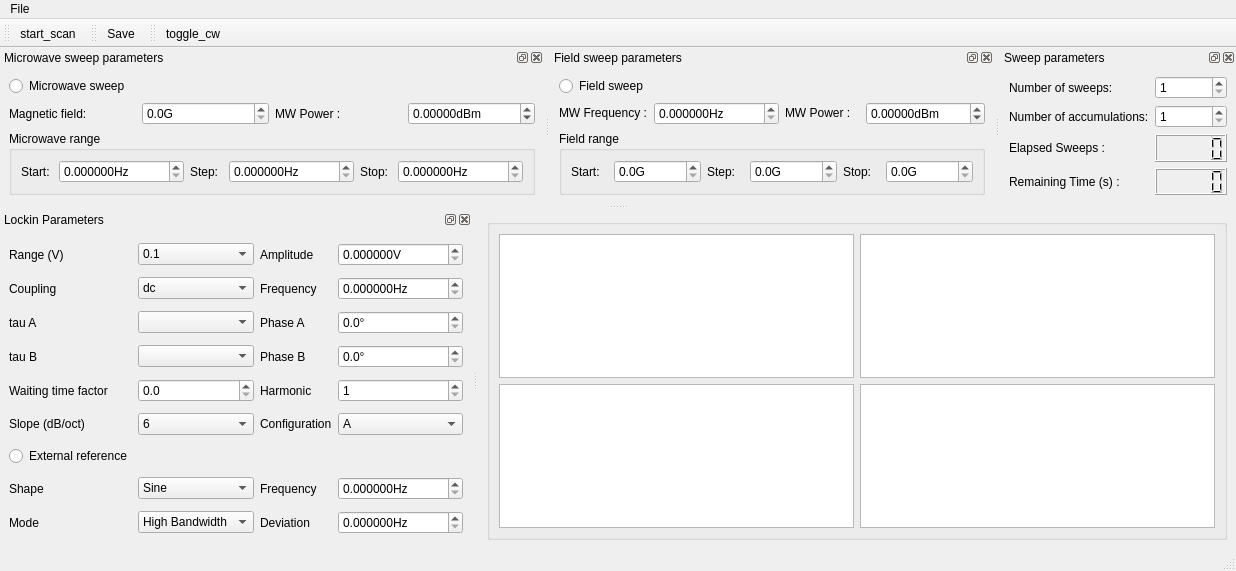
Before: the Qt Designer form gui/EPRoC/ui_mw_and_field.ui in gianlucamarcozzi/EPRoC_Qudi, drawn with Qt 5.
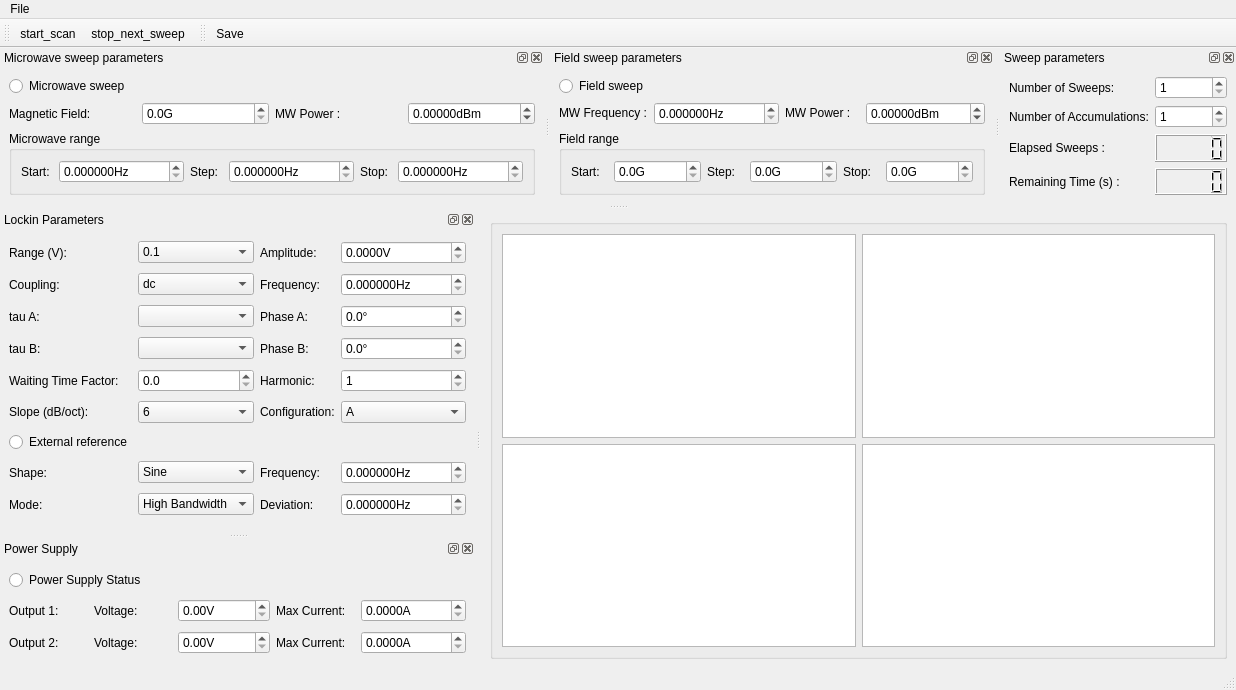
After: the same form once the commit is applied. Icons and pictures are not drawn. Custom widgets are drawn as their Qt base class.

Commit message: one power supply and stop at next sweep

What changed in the file:
```diff
--- a/gui/EPRoC/ui_mw_and_field.ui
+++ b/gui/EPRoC/ui_mw_and_field.ui
@@ -7,7 +7,7 @@
     <x>0</x>
     <y>0</y>
     <width>1236</width>
-    <height>571</height>
+    <height>690</height>
    </rect>
   </property>
   <property name="windowTitle">
@@ -96,6 +96,7 @@
     <bool>false</bool>
    </attribute>
    <addaction name="action_run_stop"/>
+   <addaction name="action_stop_next_sweep"/>
   </widget>
   <widget class="QToolBar" name="save_ToolBar">
    <property name="windowTitle">
@@ -109,18 +110,6 @@
    </attribute>
    <addaction name="action_Save"/>
   </widget>
-  <widget class="QToolBar" name="cw_ToolBar">
-   <property name="windowTitle">
-    <string>toolBar_3</string>
-   </property>
-   <attribute name="toolBarArea">
-    <enum>TopToolBarArea</enum>
-   </attribute>
-   <attribute name="toolBarBreak">
-    <bool>false</bool>
-   </attribute>
-   <addaction name="action_toggle_cw"/>
-  </widget>
   <widget class="QDockWidget" name="lia_parameters_DockWidget">
    <property name="maximumSize">
     <size>
@@ -139,14 +128,14 @@
      <item row="4" column="0">
       <widget class="QLabel" name="label_22">
        <property name="text">
-        <string>tau B</string>
+        <string>tau B:</string>
        </property>
       </widget>
      </item>
      <item row="3" column="2">
       <widget class="QLabel" name="label_10">
        <property name="text">
-        <string>Phase A</string>
+        <string>Phase A:</string>
        </property>
       </widget>
      </item>
@@ -175,7 +164,7 @@
      <item row="4" column="2">
       <widget class="QLabel" name="label_18">
        <property name="text">
-        <string>Phase B</string>
+        <string>Phase B:</string>
        </property>
       </widget>
      </item>
@@ -213,7 +202,7 @@
         <string>V</string>
        </property>
        <property name="decimals">
-        <number>6</number>
+        <number>4</number>
        </property>
        <property name="maximum">
         <double>1000000000.000000000000000</double>
@@ -259,21 +248,21 @@
      <item row="0" column="0">
       <widget class="QLabel" name="label_19">
        <property name="text">
-        <string>Range (V)</string>
+        <string>Range (V):</string>
        </property>
       </widget>
      </item>
      <item row="3" column="0">
       <widget class="QLabel" name="label_21">
        <property name="text">
-        <string>tau A</string>
+        <string>tau A:</string>
        </property>
       </widget>
      </item>
      <item row="0" column="2">
       <widget class="QLabel" name="label_17">
        <property name="text">
-        <string>Amplitude</string>
+        <string>Amplitude:</string>
        </property>
       </widget>
      </item>
@@ -302,7 +291,7 @@
      <item row="5" column="0">
       <widget class="QLabel" name="label_12">
        <property name="text">
-        <string>Waiting time factor</string>
+        <string>Waiting Time Factor:</string>
        </property>
       </widget>
      </item>
@@ -331,21 +320,21 @@
      <item row="1" column="0">
       <widget class="QLabel" name="label_9">
        <property name="text">
-        <string>Coupling</string>
+        <string>Coupling:</string>
        </property>
       </widget>
      </item>
      <item row="1" column="2">
       <widget class="QLabel" name="label_7">
        <property name="text">
-        <string>Frequency</string>
+        <string>Frequency:</string>
        </property>
       </widget>
      </item>
      <item row="5" column="2">
       <widget class="QLabel" name="label_16">
        <property name="text">
-        <string>Harmonic</string>
+        <string>Harmonic:</string>
        </property>
       </widget>
      </item>
@@ -366,21 +355,21 @@
      <item row="8" column="2">
       <widget class="QLabel" name="label_15">
        <property name="text">
-        <string>Frequency</string>
+        <string>Frequency:</string>
        </property>
       </widget>
      </item>
      <item row="9" column="2">
       <widget class="QLabel" name="label_5">
        <property name="text">
-        <string>Deviation</string>
+        <string>Deviation:</string>
        </property>
       </widget>
      </item>
      <item row="6" column="2">
       <widget class="QLabel" name="label_20">
        <property name="text">
-        <string>Configuration</string>
+        <string>Configuration:</string>
        </property>
       </widget>
      </item>
@@ -397,7 +386,7 @@
      <item row="8" column="0">
       <widget class="QLabel" name="label_14">
        <property name="text">
-        <string>Shape</string>
+        <string>Shape:</string>
        </property>
       </widget>
      </item>
@@ -426,14 +415,14 @@
      <item row="6" column="0">
       <widget class="QLabel" name="label_11">
        <property name="text">
-        <string>Slope (dB/oct)</string>
+        <string>Slope (dB/oct):</string>
        </property>
       </widget>
      </item>
      <item row="9" column="0">
       <widget class="QLabel" name="label_8">
        <property name="text">
-        <string>Mode</string>
+        <string>Mode:</string>
        </property>
       </widget>
      </item>
@@ -556,7 +545,7 @@
         </sizepolicy>
        </property>
        <property name="text">
-        <string>Magnetic field:</string>
+        <string>Magnetic Field:</string>
        </property>
       </widget>
      </item>
@@ -919,14 +908,14 @@
      <item row="2" column="0">
       <widget class="QLabel" name="label_24">
        <property name="text">
-        <string>Number of sweeps:</string>
+        <string>Number of Sweeps:</string>
        </property>
       </widget>
      </item>
      <item row="3" column="0">
       <widget class="QLabel" name="label_25">
        <property name="text">
-        <string>Number of accumulations:</string>
+        <string>Number of Accumulations:</string>
        </property>
       </widget>
      </item>
@@ -992,6 +981,155 @@
     </layout>
    </widget>
   </widget>
+  <widget class="QDockWidget" name="power_supply_DockWidget">
+   <property name="windowTitle">
+    <string>Power Supply</string>
+   </property>
+   <attribute name="dockWidgetArea">
+    <number>1</number>
+   </attribute>
+   <widget class="QWidget" name="dockWidgetContents_7">
+    <layout class="QGridLayout" name="gridLayout_7">
+     <item row="0" column="0" colspan="2">
+      <widget class="QRadioButton" name="power_supply_status_RadioButton">
+       <property name="text">
+        <string>Power Supply Status</string>
+       </property>
+      </widget>
+     </item>
+     <item row="1" column="0">
+      <widget class="QLabel" name="label_31">
+       <property name="text">
+        <string>Output 1:</string>
+       </property>
+      </widget>
+     </item>
+     <item row="1" column="1">
+      <widget class="QLabel" name="label_35">
+       <property name="text">
+        <string>Voltage:</string>
+       </property>
+      </widget>
+     </item>
+     <item row="1" column="2">
+      <widget class="ScienDSpinBox" name="power_supply_voltage_outp1_DoubleSpinBox">
+       <property name="sizePolicy">
+        <sizepolicy hsizetype="Minimum" vsizetype="Fixed">
+         <horstretch>0</horstretch>
+         <verstretch>0</verstretch>
+        </sizepolicy>
+       </property>
+       <property name="suffix">
+        <string>V</string>
+       </property>
+       <property name="decimals">
+        <number>2</number>
+       </property>
+       <property name="maximum">
+        <double>1000000000.000000000000000</double>
+       </property>
+       <property name="singleStep">
+        <double>0.010000000000000</double>
+       </property>
+      </widget>
+     </item>
+     <item row="1" column="3">
+      <widget class="QLabel" name="label_32">
+       <property name="text">
+        <string>Max Current:</string>
+       </property>
+      </widget>
+     </item>
+     <item row="1" column="4">
+      <widget class="ScienDSpinBox" name="power_supply_current_max_outp1_DoubleSpinBox">
+       <property name="sizePolicy">
+        <sizepolicy hsizetype="Minimum" vsizetype="Fixed">
+         <horstretch>0</horstretch>
+         <verstretch>0</verstretch>
+        </sizepolicy>
+       </property>
+       <property name="suffix">
+        <string>A</string>
+       </property>
+       <property name="decimals">
+        <number>4</number>
+       </property>
+       <property name="maximum">
+        <double>1000000000.000000000000000</double>
+       </property>
+       <property name="singleStep">
+        <double>0.010000000000000</double>
+       </property>
+      </widget>
+     </item>
+     <item row="2" column="0">
+      <widget class="QLabel" name="label_33">
+       <property name="text">
+        <string>Output 2:</string>
+       </property>
+      </widget>
+     </item>
+     <item row="2" column="1">
+      <widget class="QLabel" name="label_38">
+       <property name="text">
+        <string>Voltage:</string>
+       </property>
+      </widget>
+     </item>
+     <item row="2" column="2">
+      <widget class="ScienDSpinBox" name="power_supply_voltage_outp2_DoubleSpinBox">
+       <property name="sizePolicy">
+        <sizepolicy hsizetype="Minimum" vsizetype="Fixed">
+         <horstretch>0</horstretch>
+         <verstretch>0</verstretch>
+        </sizepolicy>
+       </property>
+       <property name="suffix">
+        <string>V</string>
+       </property>
+       <property name="decimals">
+        <number>2</number>
+       </property>
+       <property name="maximum">
+        <double>1000000000.000000000000000</double>
+       </property>
+       <property name="singleStep">
+        <double>0.010000000000000</double>
+       </property>
+      </widget>
+     </item>
+     <item row="2" column="3">
+      <widget class="QLabel" name="label_37">
+       <property name="text">
+        <string>Max Current:</string>
+       </property>
+      </widget>
+     </item>
+     <item row="2" column="4">
+      <widget class="ScienDSpinBox" name="power_supply_current_max_outp2_DoubleSpinBox">
+       <property name="sizePolicy">
+        <sizepolicy hsizetype="Minimum" vsizetype="Fixed">
+         <horstretch>0</horstretch>
+         <verstretch>0</verstretch>
+        </sizepolicy>
+       </property>
+       <property name="suffix">
+        <string>A</string>
+       </property>
+       <property name="decimals">
+        <number>4</number>
+       </property>
+       <property name="maximum">
+        <double>1000000000.000000000000000</double>
+       </property>
+       <property name="singleStep">
+        <double>0.010000000000000</double>
+       </property>
+      </widget>
+     </item>
+    </layout>
+   </widget>
+  </widget>
   <action name="action_toggle_cw">
    <property name="checkable">
     <bool>true</bool>
@@ -1042,6 +1180,22 @@
     <string>Save odmr data</string>
    </property>
   </action>
+  <action name="action_stop_next_sweep">
+   <property name="checkable">
+    <bool>true</bool>
+   </property>
+   <property name="icon">
+    <iconset>
+     <normaloff>../../artwork/icons/oxygen/22x22/media-playback-pause.png</normaloff>
+     <normalon>../../artwork/icons/oxygen/22x22/dialog-warning.png</normalon>../../artwork/icons/oxygen/22x22/media-playback-pause.png</iconset>
+   </property>
+   <property name="text">
+    <string>stop_next_sweep</string>
+   </property>
+   <property name="toolTip">
+    <string>stop eproc scan at the end of the sweep</string>
+   </property>
+  </action>
  </widget>
  <customwidgets>
   <customwidget>
```
The commit also changes 6 other files.
